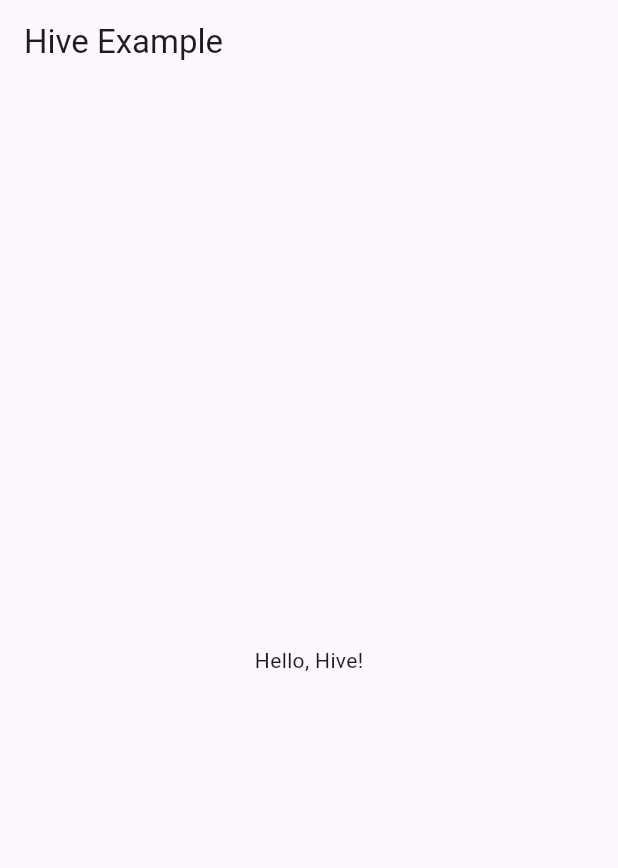
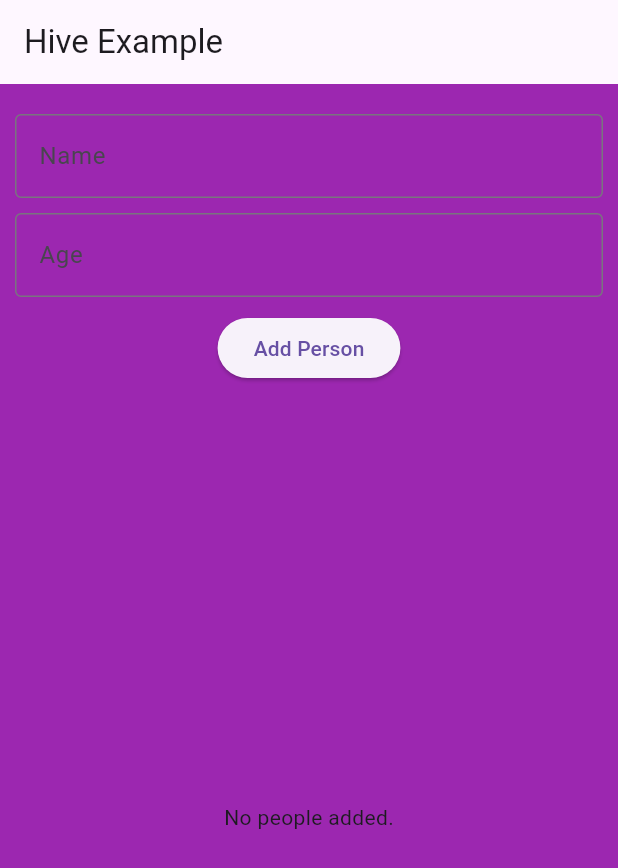
Before and after one commit to fajri1997/flutter_hive_testing, a Flutter app: the screen it shows after launch, on a phone screen of 412 x 824 dp. Shown: the top 868 px of the screen. Run offline on Flutter 3.47's test engine with Material 3 defaults, Android fonts, the phone set to English and light mode, and no system bars; our stand-ins replace hive, hive_flutter; accounts and stored records are empty.

Commit message:
updated hive

```diff
--- /dev/null
+++ b/lib/boxes.dart
@@ -0,0 +1,3 @@
+import 'package:hive/hive.dart';
+
+late Box boxPerson;
--- a/lib/main.dart
+++ b/lib/main.dart
@@ -1,9 +1,14 @@
 import 'package:flutter/material.dart';
-import 'package:hive_flutter/hive_flutter.dart'; // Fixed the import statement
+import 'package:flutter_hive_testing/person.dart';
+import 'package:hive_flutter/hive_flutter.dart';
+
+late Box<Person> boxPerson;
 
 void main() async {
-  WidgetsFlutterBinding.ensureInitialized(); // Ensure proper initialization
+  WidgetsFlutterBinding.ensureInitialized();
   await Hive.initFlutter();
+  Hive.registerAdapter(PersonAdapter());
+  boxPerson = await Hive.openBox<Person>('personBox');
   runApp(const MyApp());
 }
 
@@ -19,23 +24,89 @@ class MyApp extends StatelessWidget {
         useMaterial3: true,
         primarySwatch: Colors.blue,
       ),
-      home: const MyHomePage(), // Corrected class name
+      home: const MyHomePage(),
     );
   }
 }
 
-class MyHomePage extends StatelessWidget {
-  // Extended StatelessWidget
+class MyHomePage extends StatefulWidget {
   const MyHomePage({super.key});
+
+  @override
+  State<MyHomePage> createState() => _MyHomePageState();
+}
+
+class _MyHomePageState extends State<MyHomePage> {
+  TextEditingController nameController = TextEditingController();
+  TextEditingController ageController = TextEditingController();
+
+  void addPerson() {
+    final name = nameController.text;
+    final age = int.tryParse(ageController.text);
+
+    if (name.isNotEmpty && age != null) {
+      final person = Person(name: name, age: age);
+      boxPerson.add(person);
+    }
+  }
 
   @override
   Widget build(BuildContext context) {
     return Scaffold(
+      backgroundColor: Colors.purple,
       appBar: AppBar(
         title: const Text('Hive Example'),
       ),
-      body: Center(
-        child: Text('Hello, Hive!'),
+      body: Padding(
+        padding: const EdgeInsets.all(10.0),
+        child: Column(
+          children: [
+            const SizedBox(height: 10.0),
+            TextField(
+              controller: nameController,
+              decoration: const InputDecoration(
+                border: OutlineInputBorder(),
+                hintText: 'Name',
+              ),
+            ),
+            const SizedBox(height: 10.0),
+            TextField(
+              controller: ageController,
+              keyboardType: TextInputType.number,
+              decoration: const InputDecoration(
+                border: OutlineInputBorder(),
+                hintText: 'Age',
+              ),
+            ),
+            const SizedBox(height: 10.0),
+            ElevatedButton(
+              onPressed: addPerson,
+              child: const Text('Add Person'),
+            ),
+            const SizedBox(height: 20.0),
+            Expanded(
+              child: ValueListenableBuilder(
+                valueListenable: boxPerson.listenable(),
+                builder: (context, Box<Person> box, _) {
+                  if (box.isEmpty) {
+                    return const Center(child: Text('No people added.'));
+                  } else {
+                    return ListView.builder(
+                      itemCount: box.length,
+                      itemBuilder: (context, index) {
+                        final person = box.get(index);
+                        return ListTile(
+                          title: Text(person?.name ?? 'No Name'),
+                          subtitle: Text('Age: ${person?.age ?? 0}'),
+                        );
+                      },
+                    );
+                  }
+                },
+              ),
+            ),
+          ],
+        ),
       ),
     );
   }
```
